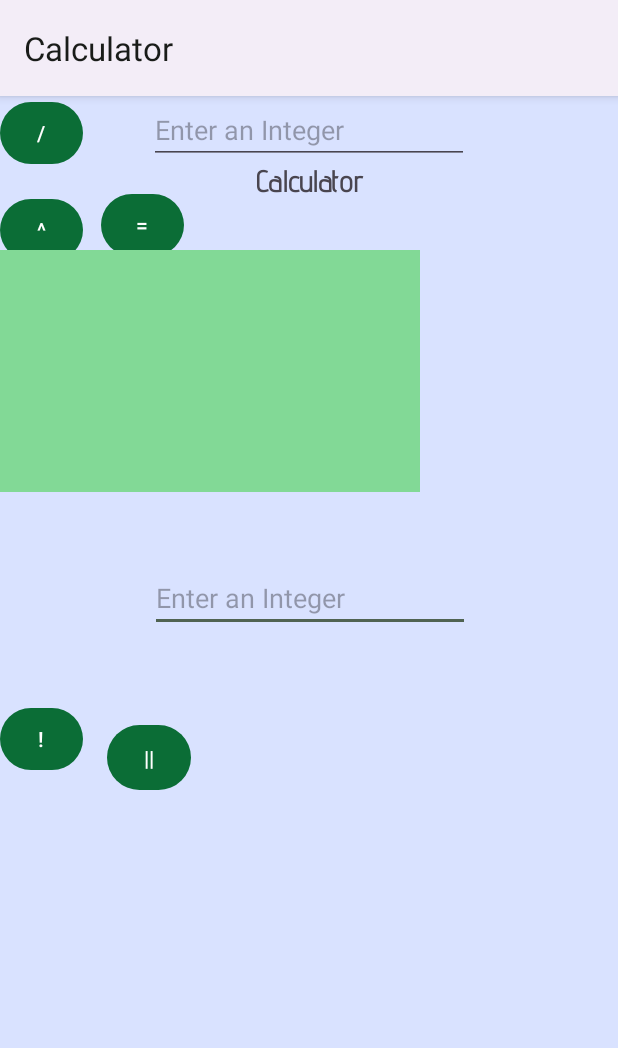
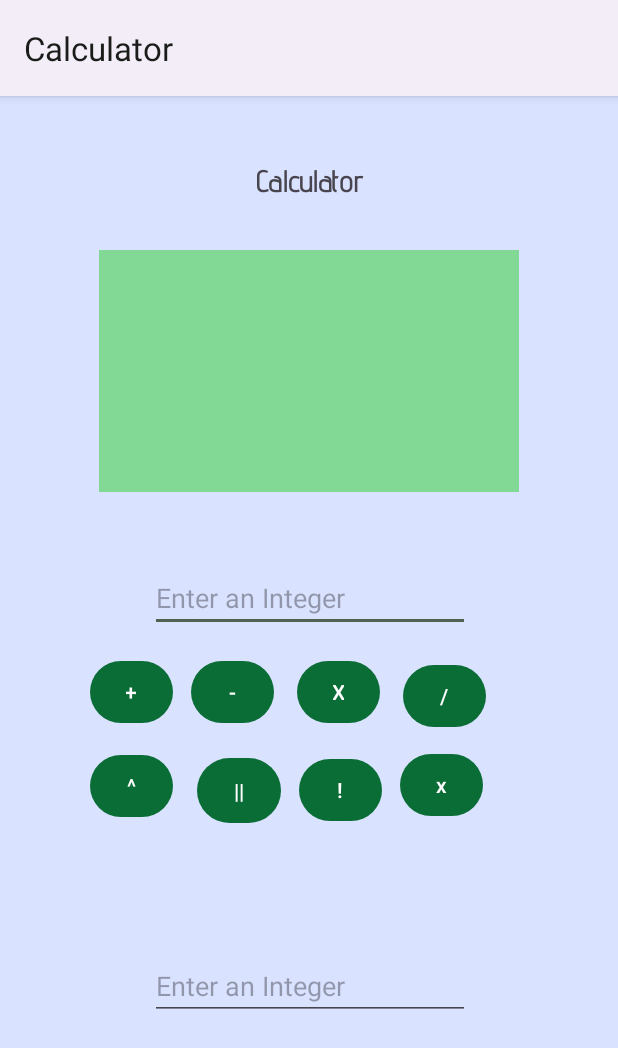
Before and after one commit to PrishaSar/CalculatorAppSaraiya, an Android app: the screen it shows after launch (MainActivity), on a phone screen of 412 x 824 dp. Shown: the top 1048 px of the screen. Run offline under Robolectric (Android 15) with nearby library versions, the phone set to English and light mode, and no system bars.

Commit message:
finished main code for mainactivity
- still need to create 2nd screen
- factorial not working, result = 0 all the time???
-layout slightly off, but okay

```diff
--- a/app/src/main/res/layout/activity_main.xml
+++ b/app/src/main/res/layout/activity_main.xml
@@ -13,16 +13,18 @@
         android:id="@+id/factorial"
         android:layout_width="55dp"
         android:layout_height="49dp"
+        android:layout_marginStart="12dp"
         android:layout_marginTop="12dp"
+        android:onClick="Calculate"
         android:text="!"
         android:textColorLink="@color/md_theme_light_tertiary"
         app:cornerRadius="200dp"
         app:iconPadding="5dp"
         app:layout_constraintBottom_toTopOf="@+id/editTextInput2"
+        app:layout_constraintStart_toEndOf="@+id/absolute"
         app:layout_constraintTop_toBottomOf="@+id/multiply"
-        app:layout_constraintVertical_bias="0.062"
-        app:rippleColor="@color/md_theme_dark_tertiaryContainer"
-        tools:layout_editor_absoluteX="206dp" />
+        app:layout_constraintVertical_bias="0.045"
+        app:rippleColor="@color/md_theme_dark_tertiaryContainer" />
 
     <Button
         android:id="@+id/subtract"
@@ -31,6 +33,7 @@
         android:layout_margin="@dimen/margin_all"
         android:layout_marginTop="56dp"
         android:layout_marginEnd="16dp"
+        android:onClick="Calculate"
         android:text="-"
         android:textColorLink="@color/md_theme_light_tertiary"
         app:cornerRadius="200dp"
@@ -46,6 +49,7 @@
         android:layout_margin="@dimen/margin_all"
         android:layout_marginTop="56dp"
         android:layout_marginEnd="12dp"
+        android:onClick="Calculate"
         android:text="X"
         android:textColorLink="@color/md_theme_light_tertiary"
         app:cornerRadius="200dp"
@@ -58,39 +62,48 @@
         android:id="@+id/divide"
         android:layout_width="55dp"
         android:layout_height="49dp"
-        android:layout_margin="@dimen/margin_all"
+        android:layout_marginTop="18dp"
+        android:layout_marginEnd="88dp"
+        android:onClick="Calculate"
         android:text="/"
         android:textColorLink="@color/md_theme_light_tertiary"
         app:cornerRadius="200dp"
         app:iconPadding="5dp"
-        app:rippleColor="@color/md_theme_dark_tertiaryContainer"
-        tools:layout_editor_absoluteX="273dp"
-        tools:layout_editor_absoluteY="368dp" />
+        app:layout_constraintEnd_toEndOf="parent"
+        app:layout_constraintTop_toBottomOf="@+id/editTextInput1"
+        app:rippleColor="@color/md_theme_dark_tertiaryContainer" />
 
     <Button
         android:id="@+id/add"
         android:layout_width="55dp"
         android:layout_height="49dp"
-        android:layout_margin="@dimen/margin_all"
+        android:layout_marginTop="15dp"
         android:layout_marginEnd="12dp"
+        android:layout_marginStart="60dp"
+        android:onClick="Calculate"
         android:text="+"
         android:textColorLink="@color/md_theme_light_tertiary"
         app:cornerRadius="200dp"
         app:iconPadding="5dp"
         app:layout_constraintEnd_toStartOf="@+id/subtract"
-        app:rippleColor="@color/md_theme_dark_tertiaryContainer"
-        tools:layout_editor_absoluteY="368dp" />
+        app:layout_constraintHorizontal_bias="1.0"
+        app:layout_constraintStart_toStartOf="parent"
+        app:layout_constraintTop_toBottomOf="@+id/editTextInput1"
+        app:rippleColor="@color/md_theme_dark_tertiaryContainer" />
 
     <Button
         android:id="@+id/identity"
         android:layout_width="55dp"
         android:layout_height="49dp"
         android:layout_marginStart="12dp"
-        android:layout_marginTop="12dp"
-        android:text="="
+        android:layout_marginTop="10dp"
+        android:onClick="Calculate"
+        android:text="x"
         android:textColorLink="@color/md_theme_light_tertiary"
         app:cornerRadius="200dp"
         app:iconPadding="5dp"
+        app:layout_constraintEnd_toEndOf="parent"
+        app:layout_constraintHorizontal_bias="0.0"
         app:layout_constraintStart_toEndOf="@+id/factorial"
         app:layout_constraintTop_toBottomOf="@+id/divide"
         app:rippleColor="@color/md_theme_dark_tertiaryContainer" />
@@ -99,15 +112,18 @@
         android:id="@+id/exponent"
         android:layout_width="55dp"
         android:layout_height="49dp"
-        android:layout_margin="@dimen/margin_all"
-        android:layout_marginTop="4dp"
+        android:layout_marginStart="60dp"
+        android:layout_marginTop="12dp"
+        android:onClick="Calculate"
         android:text="^"
         android:textColorLink="@color/md_theme_light_tertiary"
         app:cornerRadius="200dp"
         app:iconPadding="5dp"
+        app:layout_constraintBottom_toTopOf="@+id/editTextInput2"
+        app:layout_constraintStart_toStartOf="parent"
         app:layout_constraintTop_toBottomOf="@+id/add"
-        app:rippleColor="@color/md_theme_dark_tertiaryContainer"
-        tools:layout_editor_absoluteX="64dp" />
+        app:layout_constraintVertical_bias="0.016"
+        app:rippleColor="@color/md_theme_dark_tertiaryContainer" />
 
     <Button
         android:id="@+id/absolute"
@@ -115,6 +131,7 @@
         android:layout_height="51dp"
         android:layout_marginStart="16dp"
         android:layout_marginTop="12dp"
+        android:onClick="Calculate"
         android:text="||"
         android:textColorLink="@color/md_theme_light_tertiary"
         app:cornerRadius="200dp"
@@ -160,12 +177,16 @@
         android:id="@+id/editTextInput2"
         android:layout_width="wrap_content"
         android:layout_height="wrap_content"
+        android:layout_marginBottom="144dp"
         android:ems="10"
         android:hint="@string/Enterprompt"
         android:inputType="number"
+        app:layout_constraintBottom_toBottomOf="parent"
         app:layout_constraintEnd_toEndOf="parent"
+        app:layout_constraintHorizontal_bias="0.502"
         app:layout_constraintStart_toStartOf="parent"
-        tools:layout_editor_absoluteY="510dp" />
+        app:layout_constraintTop_toBottomOf="@+id/identity"
+        app:layout_constraintVertical_bias="1.0" />
 
     <TextView
         android:id="@+id/Output"
@@ -174,7 +195,8 @@
         android:layout_marginTop="28dp"
         android:background="@color/md_theme_dark_primary"
         android:text=""
-        app:layout_constraintTop_toBottomOf="@+id/appName"
-        tools:layout_editor_absoluteX="65dp" />
+        app:layout_constraintEnd_toEndOf="parent"
+        app:layout_constraintStart_toStartOf="parent"
+        app:layout_constraintTop_toBottomOf="@+id/appName" />
 
 </androidx.constraintlayout.widget.ConstraintLayout>
```
Also changed, not shown: app/src/main/java/com/example/calculatorappsaraiya/MainActivity.java (+65 -8 lines).
